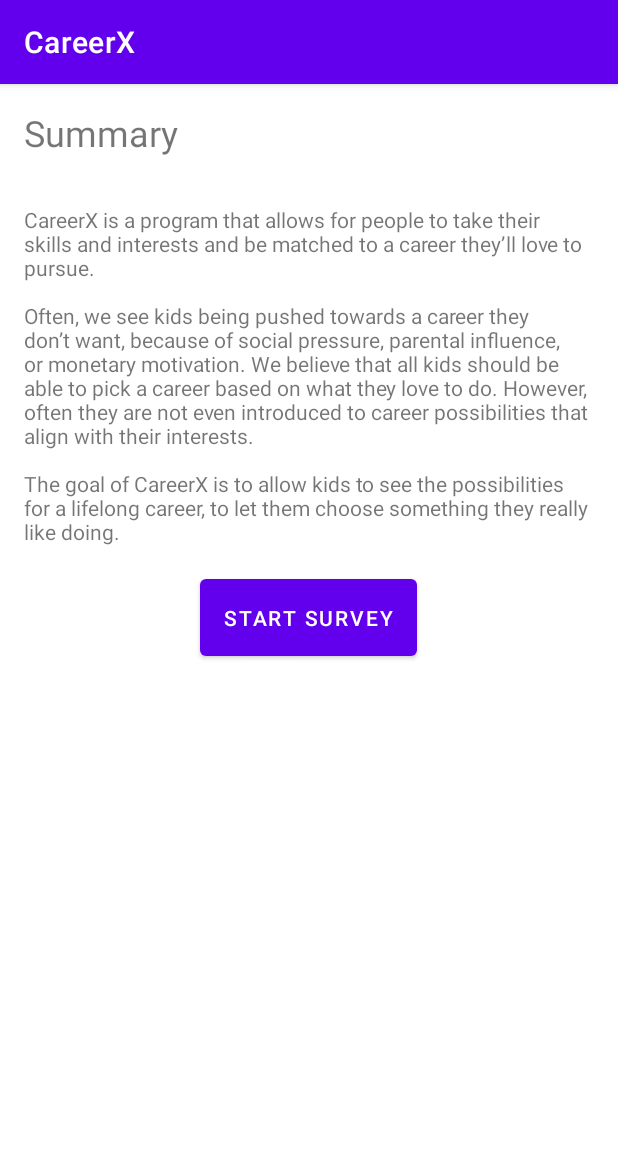
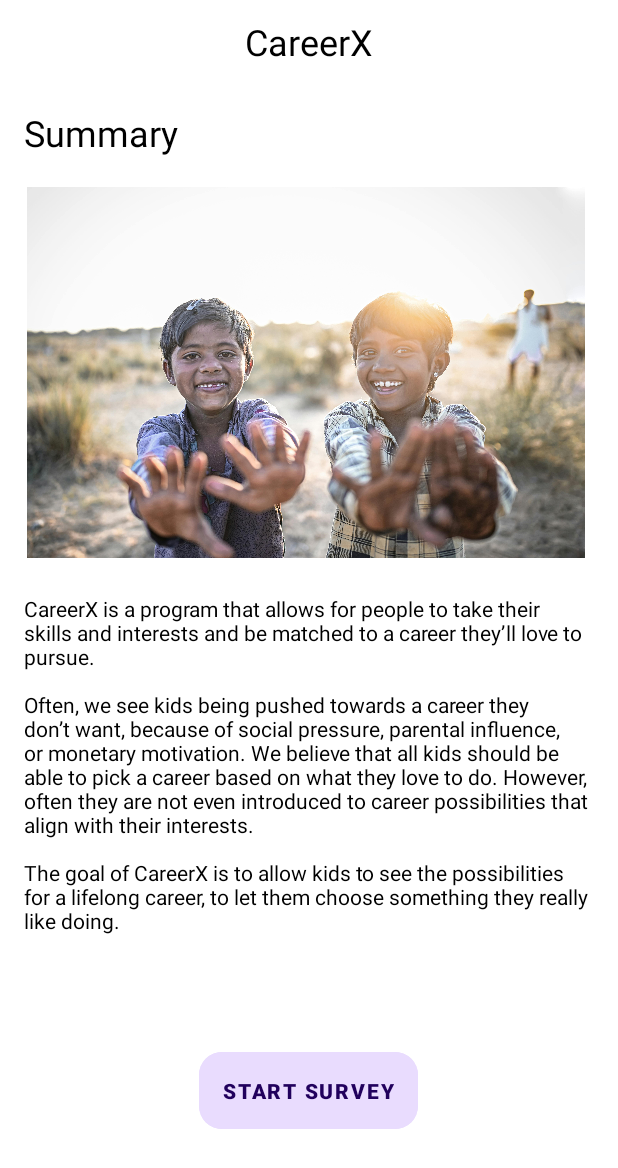
Before and after one commit to steveleecode/CareerX, an Android app: the screen it shows after launch (MainActivity), on a phone screen of 412 x 824 dp. Shown: the top 1168 px of the screen. Run offline under Robolectric (Android 15) with nearby library versions, the phone set to English and light mode, and no system bars.

Commit message:
Finished Updated Home Page

```diff
--- a/app/src/main/java/com/example/careerx_kotlin/MainActivity.kt
+++ b/app/src/main/java/com/example/careerx_kotlin/MainActivity.kt
@@ -1,16 +1,34 @@
 package com.example.careerx_kotlin
 
 import android.content.Intent
+import android.os.Build
 import android.os.Bundle
 import android.view.View
+import android.view.WindowInsetsController
 import android.widget.Button
+import android.widget.ImageView
 import androidx.appcompat.app.AppCompatActivity
+import androidx.appcompat.widget.Toolbar;
 
 class MainActivity : AppCompatActivity() {
 
     override fun onCreate(savedInstanceState: Bundle?) {
         super.onCreate(savedInstanceState)
         setContentView(R.layout.activity_main)
+
+        val toolbar = findViewById<Toolbar>(R.id.toolbar)
+        setSupportActionBar(toolbar);
+        getSupportActionBar()?.setTitle("CareerX");
+
+        val imageview = findViewById<ImageView>(R.id.imageView)
+        imageview.setImageResource(R.drawable.smile)
+
+        if (Build.VERSION.SDK_INT >= Build.VERSION_CODES.R) {
+            window.insetsController?.setSystemBarsAppearance(
+                WindowInsetsController.APPEARANCE_LIGHT_STATUS_BARS,
+                WindowInsetsController.APPEARANCE_LIGHT_STATUS_BARS
+            )
+        }
 
         val startSurveyButton: Button = findViewById(R.id.start_survey_button)
         startSurveyButton.setOnClickListener {
--- a/app/src/main/res/layout/activity_main.xml
+++ b/app/src/main/res/layout/activity_main.xml
@@ -1,32 +1,82 @@
 <?xml version="1.0" encoding="utf-8"?>
-<LinearLayout xmlns:android="http://schemas.android.com/apk/res/android"
+<androidx.constraintlayout.widget.ConstraintLayout xmlns:android="http://schemas.android.com/apk/res/android"
+    xmlns:app="http://schemas.android.com/apk/res-auto"
     xmlns:tools="http://schemas.android.com/tools"
+    android:id="@+id/activity_main"
     android:layout_width="match_parent"
     android:layout_height="match_parent"
-    android:orientation="vertical"
     tools:context=".MainActivity">
+
+    <androidx.appcompat.widget.Toolbar
+        android:id="@+id/toolbar"
+        android:layout_width="0dp"
+        android:layout_height="?attr/actionBarSize"
+        android:background="@color/white"
+        android:theme="@style/ThemeOverlay.AppCompat.Dark"
+        app:layout_constraintEnd_toEndOf="parent"
+        app:layout_constraintHorizontal_bias="0.0"
+        app:layout_constraintStart_toStartOf="parent"
+        app:layout_constraintTop_toTopOf="parent">
+
+        <TextView
+            android:id="@+id/toolbar_title"
+            android:layout_width="wrap_content"
+            android:layout_height="wrap_content"
+            android:layout_gravity="center"
+            android:text="CareerX"
+            android:textColor="#000000"
+            android:textSize="24sp"
+            tools:layout_editor_absoluteX="181dp"
+            tools:layout_editor_absoluteY="18dp" />
+
+
+    </androidx.appcompat.widget.Toolbar>
 
     <TextView
         android:id="@+id/summary_title"
-        android:layout_width="match_parent"
+        android:layout_width="wrap_content"
         android:layout_height="wrap_content"
+        android:padding="16dp"
         android:text="Summary"
+        android:textColor="#000000"
         android:textSize="24sp"
-        android:padding="16dp"/>
+        app:layout_constraintTop_toBottomOf="@+id/toolbar"
+        tools:layout_editor_absoluteX="-3dp" />
 
     <TextView
         android:id="@+id/summary_text"
-        android:layout_width="match_parent"
+        android:layout_width="wrap_content"
         android:layout_height="wrap_content"
+        android:layout_marginTop="8dp"
         android:padding="16dp"
-        android:text="@string/summary" />
+        android:text="@string/summary"
+        android:textColor="#000000"
+        app:layout_constraintTop_toBottomOf="@+id/imageView"
+        tools:layout_editor_absoluteX="0dp" />
 
     <Button
         android:id="@+id/start_survey_button"
         android:layout_width="wrap_content"
         android:layout_height="wrap_content"
+        android:layout_marginTop="56dp"
+        android:backgroundTint="#E9DCFE"
+        android:fontFamily="sans-serif-black"
+        android:padding="16dp"
         android:text="Start Survey"
-        android:layout_gravity="center_horizontal"
-        android:padding="16dp"/>
+        android:textColor="#21005D"
+        app:cornerRadius="15dp"
+        app:layout_constraintEnd_toEndOf="parent"
+        app:layout_constraintHorizontal_bias="0.498"
+        app:layout_constraintStart_toStartOf="parent"
+        app:layout_constraintTop_toBottomOf="@+id/summary_text" />
 
-</LinearLayout>
+    <ImageView
+        android:id="@+id/imageView"
+        android:layout_width="408dp"
+        android:layout_height="247dp"
+        android:layout_marginTop="4dp"
+        app:layout_constraintTop_toBottomOf="@+id/summary_title"
+        tools:layout_editor_absoluteX="0dp"
+        tools:srcCompat="@drawable/smile" />
+
+</androidx.constraintlayout.widget.ConstraintLayout>
--- a/app/src/main/res/values/themes.xml
+++ b/app/src/main/res/values/themes.xml
@@ -1,9 +1,9 @@
 <resources xmlns:tools="http://schemas.android.com/tools">
     <!-- Base application theme. -->
-    <style name="Theme.careerx_kotlin" parent="Theme.MaterialComponents.DayNight.DarkActionBar">
+    <style name="Theme.careerx_kotlin" parent="Theme.MaterialComponents.DayNight.NoActionBar">
         <!-- Primary brand color. -->
-        <item name="colorPrimary">@color/purple_500</item>
-        <item name="colorPrimaryVariant">@color/purple_700</item>
+        <item name="colorPrimary">@color/white</item>
+        <item name="colorPrimaryVariant">@color/white</item>
         <item name="colorOnPrimary">@color/white</item>
         <!-- Secondary brand color. -->
         <item name="colorSecondary">@color/teal_200</item>
@@ -11,6 +11,7 @@
         <item name="colorOnSecondary">@color/black</item>
         <!-- Status bar color. -->
         <item name="android:statusBarColor">?attr/colorPrimaryVariant</item>
+        <item name="android:navigationBarColor">?attr/colorPrimaryVariant</item>
         <!-- Customize your theme here. -->
     </style>
 </resources>
```
Also changed, not shown: app/src/main/res/layout/activity_survey.xml (+35 -18 lines), app/src/main/res/drawable/smile.jpg (added).
